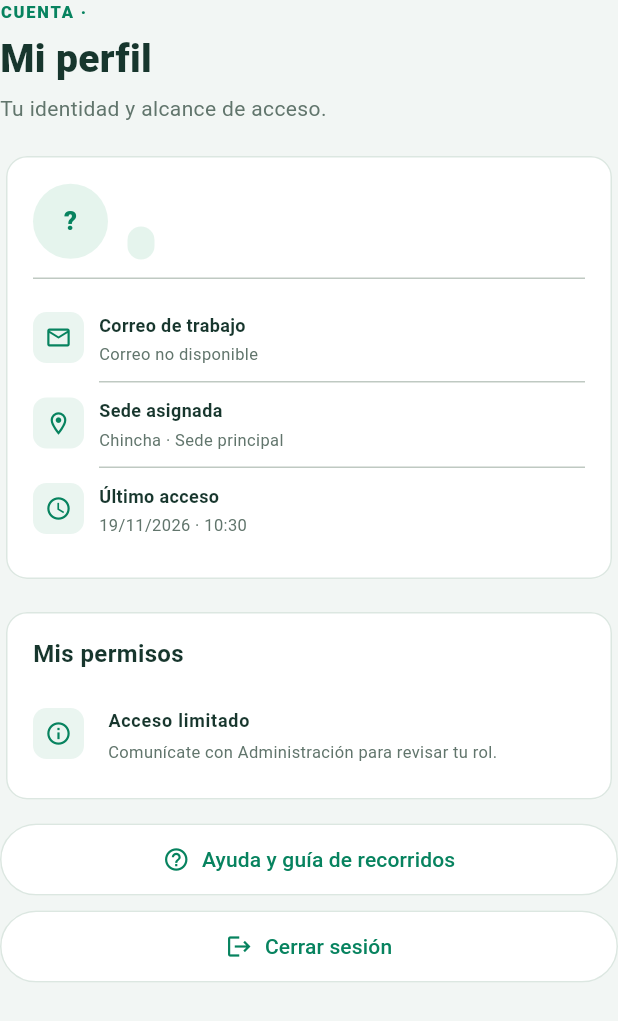
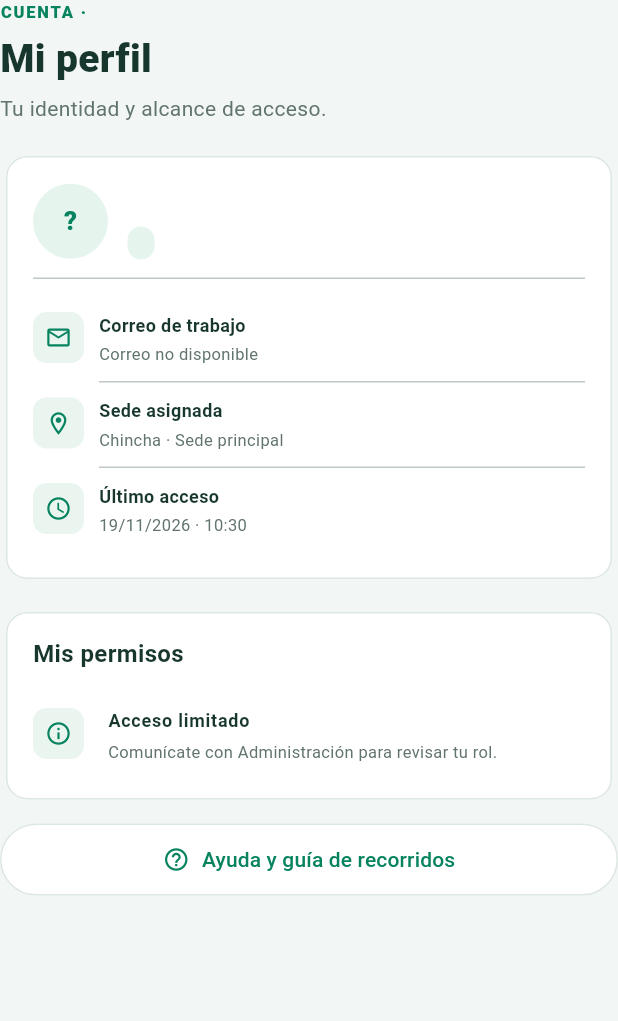
Before and after one commit to ronnypaucar3-maker/importaciones-chato, a Flutter app: the UserProfilePage widget shown alone on an empty page, opened directly with empty values, on a phone screen of 412 x 824 dp. Shown: the top 1021 px of the screen. Run offline on Flutter 3.47's test engine with Material 3 defaults, Android fonts, the phone set to English and light mode, and no system bars; our stand-ins replace cloud_firestore, firebase_auth, firebase_core, flutter_local_notifications, shared_preferences; accounts and stored records are empty.

Commit message:
Remove logout option from account menus

```diff
--- a/lib/user_profile_page.dart
+++ b/lib/user_profile_page.dart
@@ -169,18 +169,6 @@ class UserProfilePage extends StatelessWidget {
           onPressed: () => _showGuide(context),
           icon: const Icon(Icons.help_outline),
           label: const Text('Ayuda y guía de recorridos'),
-          style: OutlinedButton.styleFrom(
-            foregroundColor: _profileGreen,
-            padding: const EdgeInsets.symmetric(vertical: 14),
-            side: const BorderSide(color: Color(0xFFDCE7E1)),
-            backgroundColor: Colors.white,
-          ),
-        ),
-        const SizedBox(height: 10),
-        OutlinedButton.icon(
-          onPressed: onSignOut,
-          icon: const Icon(Icons.logout),
-          label: const Text('Cerrar sesión'),
           style: OutlinedButton.styleFrom(
             foregroundColor: _profileGreen,
             padding: const EdgeInsets.symmetric(vertical: 14),
```
Also changed, not shown: lib/admin_page.dart (+0 -14 lines), lib/operations_page.dart (+1 -19 lines).
